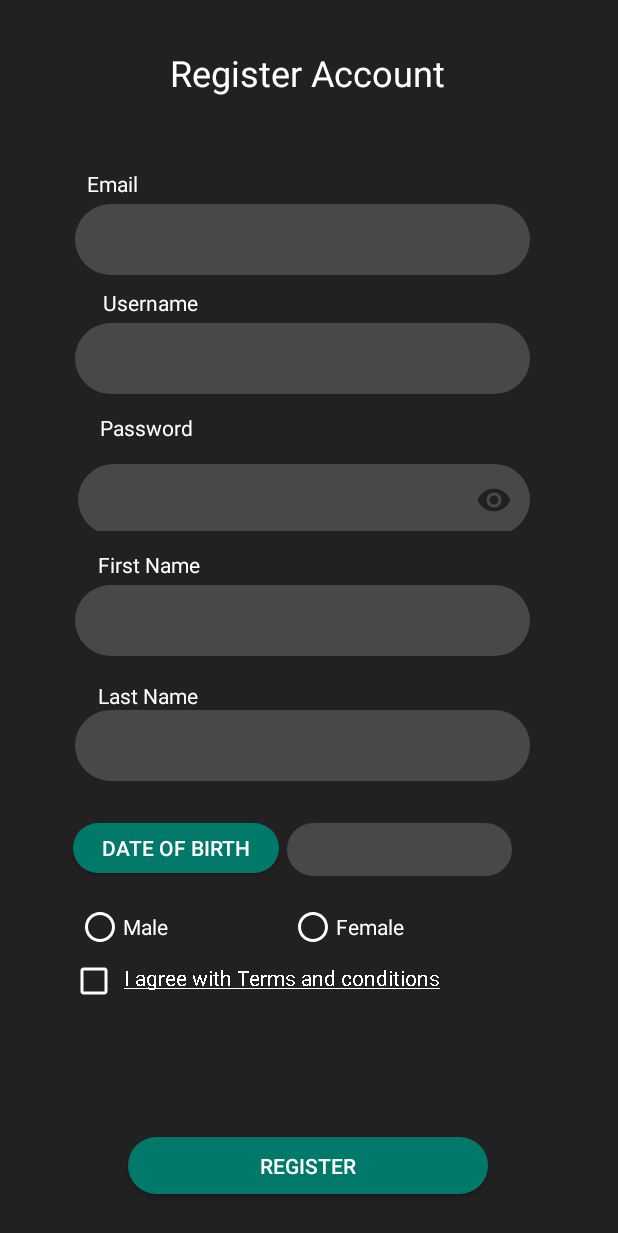
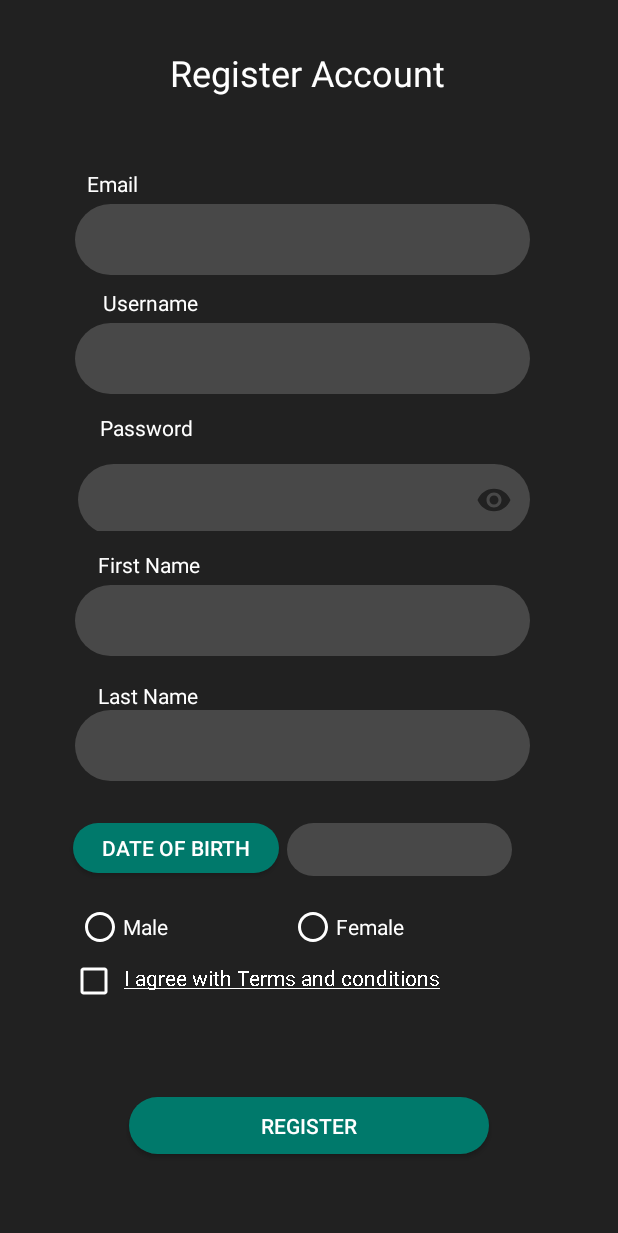
Before and after one commit to vninomtz/MovilClientLisMusic, an Android app: the RegisterAccountActivity screen opened directly, with no data from a screen before it, on a phone screen of 412 x 824 dp. Shown: the top 1233 px of the screen. Run offline under Robolectric (Android 15) with nearby library versions, the phone set to English and light mode, and no system bars; our stand-ins replace Volley.

Commit message:
Update activity_register_account.xml

```diff
--- a/code/app/src/main/java/com/uv/lismusicjava/ui/Account/RegisterAccountActivity.java
+++ b/code/app/src/main/java/com/uv/lismusicjava/ui/Account/RegisterAccountActivity.java
@@ -71,8 +71,7 @@ public class RegisterAccountActivity extends AppCompatActivity {
     }
 
     public void registerAccount(View view) {
-
-
+        validateNotEmptyFields();
     }
 
     public void onRadioButtonClick(View view) {
@@ -187,7 +186,7 @@ public class RegisterAccountActivity extends AppCompatActivity {
     public boolean validateNotEmptyFields() {
         email = findViewById(R.id.textEditEmail);
         username = findViewById(R.id.textEditUsername);
-        //password = findViewById(R.id.textEditPassword);
+        password = findViewById(R.id.textEditPassword);
         firstName = findViewById(R.id.textEditFirstName);
         lastName = findViewById(R.id.textEditLastName);
         checkBoxTermsAndConditions = findViewById(R.id.checkBoxTermsAndConditions);
--- a/code/app/src/main/res/layout/activity_register_account.xml
+++ b/code/app/src/main/res/layout/activity_register_account.xml
@@ -279,14 +279,14 @@
         android:id="@+id/buttonRegisterAccount"
         android:layout_width="240dp"
         android:layout_height="38dp"
-        android:layout_marginBottom="28dp"
+        android:layout_marginBottom="4dp"
         android:background="@drawable/button_login"
         android:onClick="registerAccount"
         android:text="REGISTER"
         android:textColor="@color/primaryTextColor"
         app:layout_constraintBottom_toBottomOf="parent"
         app:layout_constraintEnd_toEndOf="parent"
-        app:layout_constraintHorizontal_bias="0.497"
-        app:layout_constraintStart_toStartOf="parent" />
+        app:layout_constraintStart_toStartOf="parent"
+        app:layout_constraintTop_toBottomOf="@+id/scrollView2" />
 
 </androidx.constraintlayout.widget.ConstraintLayout>
```
